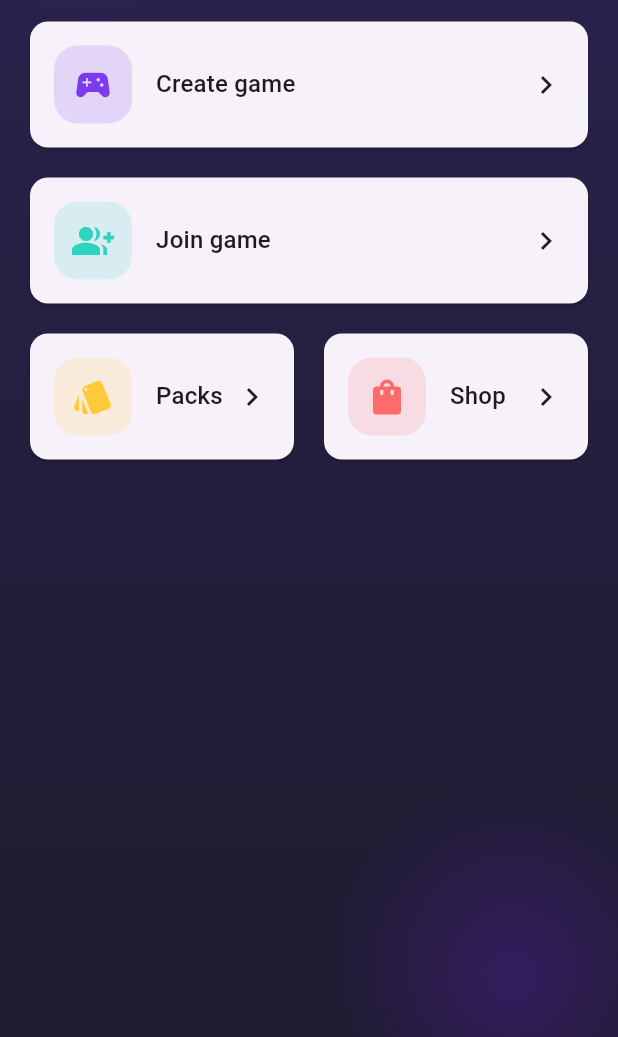
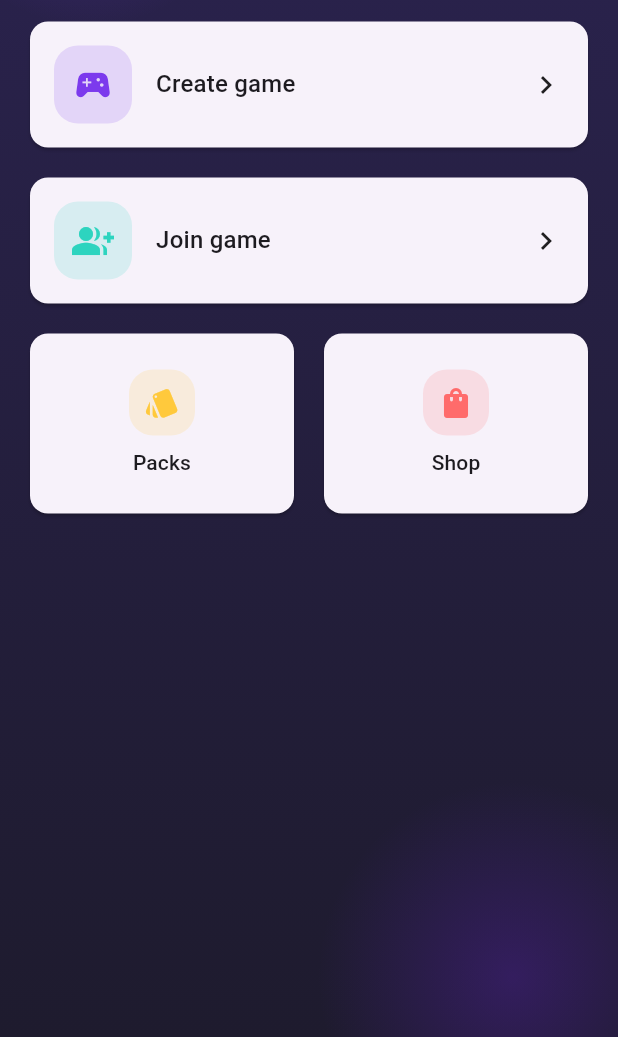
Before and after one commit to YakineEddine/Brainwager, a Flutter app: the HomeScreen screen opened directly, on a phone screen of 412 x 824 dp, the part 199-1236 px from its top. Run offline on Flutter 3.47's test engine with Material 3 defaults, Android fonts, the phone set to English and light mode, and no system bars; our stand-ins replace app_links, flutter_riverpod, go_router, in_app_purchase, supabase_flutter; missing offline and left inert: in_app_purchase_android; accounts and stored records are empty.

Commit message:
fix: harden responsive brand polish

```diff
--- a/lib/features/lobby/lobby_screens.dart
+++ b/lib/features/lobby/lobby_screens.dart
@@ -59,12 +59,16 @@ class HomeScreen extends StatelessWidget {
           ),
           const SizedBox(height: 12),
           // Actions secondaires : Packs / Boutique en duo compact.
-          Row(
+          // Hauteurs égales (IntrinsicHeight borne la Row, stretch
+          // égalise les cartes) — jamais de hauteur infinie en scroll.
+          IntrinsicHeight(
+            child: Row(
+              crossAxisAlignment: CrossAxisAlignment.stretch,
               children: [
                 Expanded(
                   child: BrainEntrance(
                     delayMs: 140,
-                  child: BrainMenuCard(
+                    child: BrainCompactMenuCard(
                       onTap: () => context.go('/packs'),
                       icon: Icons.style,
                       iconColor: BrainColors.gold,
@@ -76,7 +80,7 @@ class HomeScreen extends StatelessWidget {
                 Expanded(
                   child: BrainEntrance(
                     delayMs: 210,
-                  child: BrainMenuCard(
+                    child: BrainCompactMenuCard(
                       onTap: () => context.go('/shop'),
                       icon: Icons.shopping_bag,
                       iconColor: BrainColors.coral,
@@ -85,6 +89,7 @@ class HomeScreen extends StatelessWidget {
                   ),
                 ),
               ],
+            ),
           ),
         ],
       ),
--- a/lib/shared/widgets/brain_buttons.dart
+++ b/lib/shared/widgets/brain_buttons.dart
@@ -61,7 +61,68 @@ class BrainGhostButton extends StatelessWidget {
   }
 }
 
-/// Grand bouton menu (Home) : carte cliquable avec icône + libellé.
+/// Carte menu compacte (secondaire, demi-largeur) : icône au-dessus du
+/// libellé, centrée, titre sur 2 lignes max. Hauteurs égales obtenues par
+/// la Row parente (crossAxisAlignment.stretch). 48dp+ garanti, RTL-safe.
+class BrainCompactMenuCard extends StatelessWidget {
+  final VoidCallback? onTap;
+  final IconData icon;
+  final String title;
+  final Color iconColor;
+  const BrainCompactMenuCard({
+    super.key,
+    required this.onTap,
+    required this.icon,
+    required this.title,
+    required this.iconColor,
+  });
+
+  @override
+  Widget build(BuildContext context) {
+    final textTheme = Theme.of(context).textTheme;
+    return Card(
+      child: InkWell(
+        onTap: onTap,
+        borderRadius: BorderRadius.circular(BrainRadius.lg),
+        child: Padding(
+          padding: const EdgeInsets.symmetric(
+            horizontal: BrainSpacing.sm,
+            vertical: BrainSpacing.md,
+          ),
+          child: ConstrainedBox(
+            constraints: const BoxConstraints(minHeight: 88),
+            child: Column(
+              mainAxisAlignment: MainAxisAlignment.center,
+              children: [
+                Container(
+                  width: 44,
+                  height: 44,
+                  decoration: BoxDecoration(
+                    color: iconColor.withValues(alpha: 0.16),
+                    borderRadius: BorderRadius.circular(BrainRadius.md),
+                  ),
+                  child: Icon(icon, color: iconColor, size: 24),
+                ),
+                const SizedBox(height: BrainSpacing.sm),
+                Text(
+                  title,
+                  style: textTheme.titleSmall,
+                  textAlign: TextAlign.center,
+                  maxLines: 2,
+                  overflow: TextOverflow.ellipsis,
+                ),
+              ],
+            ),
+          ),
+        ),
+      ),
+    );
+  }
+}
+
+/// Grand bouton menu (Home, pleine largeur) : carte cliquable avec
+/// icône + libellé + chevron. Conçu pour la pleine largeur uniquement ;
+/// en demi-largeur, préférer BrainCompactMenuCard.
 class BrainMenuCard extends StatelessWidget {
   final VoidCallback? onTap;
   final IconData icon;
--- a/lib/shared/widgets/brand.dart
+++ b/lib/shared/widgets/brand.dart
@@ -1,6 +1,11 @@
 // Marque Brainwager : point d'intégration unique du logo.
 // L'artwork final arrive séparément ; en attendant, repli wordmark texte
 // (aucun faux raster, aucune référence d'asset cassée).
+// IMPORTANT : `_brandAssetFor()` retourne volontairement toujours null.
+// Déposer des PNG dans assets/branding/ ne suffit PAS à les activer.
+// Activation après approbation (4 étapes, voir assets/branding/README.md) :
+// 1. ajouter les PNG, 2. déclarer assets/branding/ dans pubspec.yaml,
+// 3. mapper les variantes ci-dessous, 4. vérifier repli/errorBuilder.
 // Variantes : full / compact / markOnly. Tailles configurables, RTL-safe.
 import 'package:flutter/material.dart';
 
--- a/lib/shared/widgets/entrance.dart
+++ b/lib/shared/widgets/entrance.dart
@@ -1,19 +1,26 @@
-// Entrée légère Phase brand-polish : fondu + glissement subtil, délai
-// échelonné pour les listes. Flutter natif uniquement.
+// Entrée légère Phase brand-polish : fondu + glissement subtil, VRAI délai
+// échelonné pour les listes (fraction de retard dans l'interpolation :
+// palier à 0 pendant delayMs, puis 0 -> 1 sur ~280 ms). Flutter natif,
+// sans package, sans StatefulWidget.
 // Respecte MediaQuery.disableAnimations (rendu direct, sans mouvement).
 import 'package:flutter/material.dart';
 
 class BrainEntrance extends StatelessWidget {
   final Widget child;
+
+  /// Délai réel avant le début de l'animation (ms, borné 0..400).
   final int delayMs;
   const BrainEntrance({super.key, required this.child, this.delayMs = 0});
 
   @override
   Widget build(BuildContext context) {
     if (MediaQuery.of(context).disableAnimations) return child;
+    final delay = delayMs.clamp(0, 400);
+    const runMs = 280;
+    final total = delay + runMs;
     return TweenAnimationBuilder<double>(
-      tween: Tween(begin: 0.0, end: 1.0),
-      duration: Duration(milliseconds: 280 + delayMs.clamp(0, 400)),
+      tween: _DelayedTween(delayFraction: delay / total),
+      duration: Duration(milliseconds: total),
       builder: (context, t, child) => Opacity(
         opacity: t,
         child: Transform.translate(
@@ -25,3 +32,15 @@ class BrainEntrance extends StatelessWidget {
     );
   }
 }
+
+/// Interpolation à retard réel : 0 jusqu'à delayFraction, puis 0 -> 1.
+class _DelayedTween extends Tween<double> {
+  final double delayFraction;
+  _DelayedTween({required this.delayFraction}) : super(begin: 0, end: 1);
+
+  @override
+  double lerp(double t) {
+    if (t <= delayFraction) return 0;
+    return ((t - delayFraction) / (1 - delayFraction)).clamp(0.0, 1.0);
+  }
+}
```
Also changed, not shown: lib/shared/widgets/brain_card.dart (+20 -15 lines), 3 other files. Lines whose indentation alone changed are shown as unchanged.
